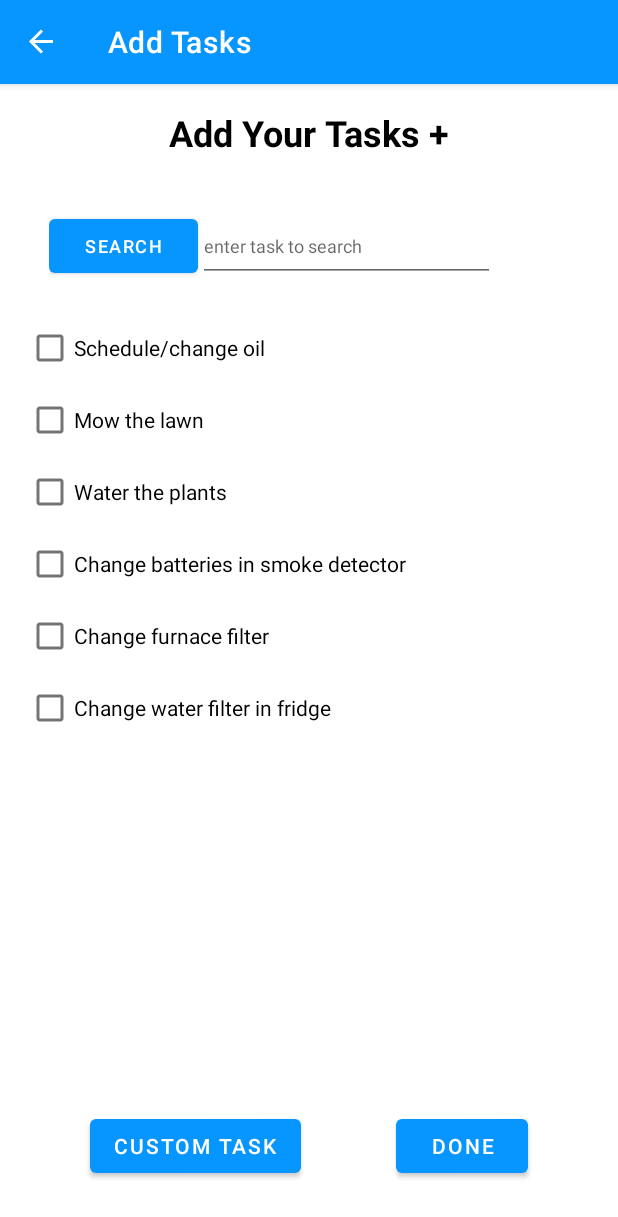
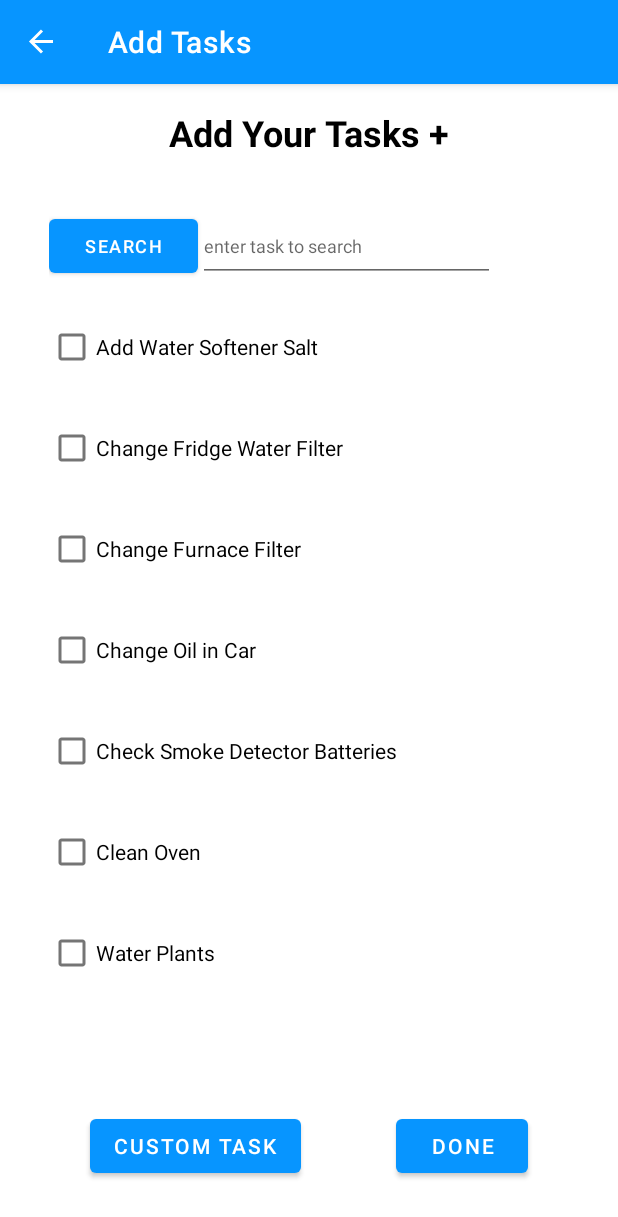
Before and after one commit to kjtetzlaff/Software-Engineering-Household-Reminder-App, an Android app: the addtasks screen opened through its navigation route, on a phone screen of 412 x 824 dp. Shown: the top 1217 px of the screen. Run offline under Robolectric (Android 15) with nearby library versions, the light colour scheme and no system bars; our stand-ins replace Room's generated code, navigation-ui.

Commit message:
Add Tasks Screen Functionality
When checkboxes are clicked on addTasks screen, and then "done" is clicked, the checked tasks are marked as active, and reminders are set for them.

```diff
--- a/Qreminder/app/src/main/java/com/example/qreminder/TaskDAO.java
+++ b/Qreminder/app/src/main/java/com/example/qreminder/TaskDAO.java
@@ -15,8 +15,8 @@ public interface TaskDAO {
     @Insert(onConflict = OnConflictStrategy.REPLACE)
     void insert(Task word);
 
-    @Query("UPDATE task_table SET frequency = :frequency, day = :day, month = :month, year = :year WHERE taskName = :name")
-    void updateTask(String name, int frequency, int day, int month, int year);
+    @Query("UPDATE task_table SET frequency = :frequency, day = :day, month = :month, year = :year, active = :active WHERE taskName = :name")
+    void updateTask(String name, int frequency, int day, int month, int year, int active);
 
     @Query("DELETE FROM task_table WHERE taskName =  :name")
     void deleteTaskByName(String name);
@@ -30,4 +30,8 @@ public interface TaskDAO {
     @Query("SELECT * FROM task_table WHERE active >= 1 ORDER BY year, month, day")
     LiveData<List<Task>> getTaskListByDate();
 
+    @Query("SELECT * FROM task_table ORDER BY taskName")
+    LiveData<List<Task>> getAllTasks();
+
+
 }
--- a/Qreminder/app/src/main/java/com/example/qreminder/TaskListAdapter.java
+++ b/Qreminder/app/src/main/java/com/example/qreminder/TaskListAdapter.java
@@ -1,31 +1,46 @@
 package com.example.qreminder;
 
 import android.view.ViewGroup;
+import android.widget.CompoundButton;
 
 import androidx.annotation.NonNull;
 import androidx.fragment.app.Fragment;
 import androidx.recyclerview.widget.DiffUtil;
 import androidx.recyclerview.widget.ListAdapter;
 
+import java.util.ArrayList;
+import java.util.List;
+
 public class TaskListAdapter extends ListAdapter<Task, TaskViewHolder> {
 
     private int type;
     TaskViewModel tvm;
+    List<Task> checkedTasks;
+    List<Task> uncheckedTasks;
+
     public TaskListAdapter(@NonNull DiffUtil.ItemCallback<Task> diffCallback, int type, TaskViewModel tvm) {
         super(diffCallback);
         this.type = type;
         this.tvm = tvm;
+        checkedTasks = new ArrayList<Task>();
+        uncheckedTasks = new ArrayList<Task>();
+
     }
+
+    public List<Task> getCheckedTasks() { return checkedTasks;  };
+    public List<Task> getUncheckedTasks() { return uncheckedTasks;  };
 
     @Override
     public TaskViewHolder onCreateViewHolder(ViewGroup parent, int viewType) {
-        return TaskViewHolder.create(parent, type);
+        TaskViewHolder tvh = TaskViewHolder.create(parent, type);
+
+        return tvh;
     }
 
     @Override
     public void onBindViewHolder(TaskViewHolder holder, int position) {
         Task current = getItem(position);
-        holder.bind(current, tvm);
+        holder.bind(current, tvm, checkedTasks, uncheckedTasks);
     }
 
     static class TaskDiff extends DiffUtil.ItemCallback<Task> {
@@ -40,4 +55,5 @@ public class TaskListAdapter extends ListAdapter<Task, TaskViewHolder> {
             return oldItem.toString().equals(newItem.toString());
         }
     }
+
 }
--- a/Qreminder/app/src/main/java/com/example/qreminder/TaskRepository.java
+++ b/Qreminder/app/src/main/java/com/example/qreminder/TaskRepository.java
@@ -8,19 +8,25 @@ import java.util.List;
 
 class TaskRepository {
     private TaskDAO myTaskDAO;
-    private LiveData<List<Task>> myTaskList;
+    private LiveData<List<Task>> activeTaskList;
+    private LiveData<List<Task>> inactiveTaskList;
 
 
     TaskRepository(Application application) {
         TaskDatabase db = TaskDatabase.getDatabase(application);
         myTaskDAO = db.taskDAO();
-        myTaskList = myTaskDAO.getTaskListByDate();
+        activeTaskList = myTaskDAO.getTaskListByDate();
+        inactiveTaskList = myTaskDAO.getAllTasks();
+    }
+
+    LiveData<List<Task>> getInactiveTasks() {
+        return inactiveTaskList;
     }
 
     // Room executes all queries on a separate thread.
     // Observed LiveData will notify the observer when the data has changed.
     LiveData<List<Task>> getAllTasks() {
-        return myTaskList;
+        return activeTaskList;
     }
 
     // You must call this on a non-UI thread or your app will throw an exception. Room ensures
@@ -33,7 +39,7 @@ class TaskRepository {
 
     void update(Task task) {
         TaskDatabase.databaseWriteExecutor.execute(() -> {
-            myTaskDAO.updateTask(task.getName(), task.getFrequency(), task.getDay(), task.getMonth(), task.getYear());
+            myTaskDAO.updateTask(task.getName(), task.getFrequency(), task.getDay(), task.getMonth(), task.getYear(), task.getActive());
         });
     }
 
@@ -44,11 +50,12 @@ class TaskRepository {
     }
 
     Task getTaskByName(String name) {
-        for (Task t:myTaskList.getValue()) {
+        for (Task t:activeTaskList.getValue()) {
             if(t.getName() == name) {
                 return t;
             }
         }
         return null;
     }
+
 }
--- a/Qreminder/app/src/main/java/com/example/qreminder/TaskViewHolder.java
+++ b/Qreminder/app/src/main/java/com/example/qreminder/TaskViewHolder.java
@@ -7,6 +7,7 @@ import android.view.View;
 import android.view.ViewGroup;
 import android.widget.Button;
 import android.widget.CheckBox;
+import android.widget.CompoundButton;
 import android.widget.ImageButton;
 import android.widget.TextView;
 
@@ -15,6 +16,8 @@ import androidx.lifecycle.ViewModelProvider;
 import androidx.navigation.Navigation;
 import androidx.navigation.fragment.NavHostFragment;
 import androidx.recyclerview.widget.RecyclerView;
+
+import java.util.List;
 
 public class TaskViewHolder extends RecyclerView.ViewHolder {
 
@@ -26,7 +29,7 @@ public class TaskViewHolder extends RecyclerView.ViewHolder {
         this.type = type;
     }
 
-    public void bind(Task t, TaskViewModel tvm) {
+    public void bind(Task t, TaskViewModel tvm, List<Task> checkedTasks, List<Task> uncheckedTasks) {
         CheckBox checkBox = itemView.findViewById(R.id.task_checkbox);
         checkBox.setText(t.getName());
 
@@ -56,7 +59,26 @@ public class TaskViewHolder extends RecyclerView.ViewHolder {
             });
         }
 
+        if (type == 3) {
+            if(t.getActive() >= 1) {
+                checkBox.setChecked(true);
+            } else {
+                checkBox.setChecked(false);
+            }
 
+            checkBox.setOnCheckedChangeListener(new CompoundButton.OnCheckedChangeListener() {
+                @Override
+                public void onCheckedChanged(CompoundButton buttonView, boolean isChecked) {
+                    if (isChecked){
+                        checkedTasks.add(t);
+                        uncheckedTasks.remove(t);
+                    } else {
+                        uncheckedTasks.add(t);
+                        checkedTasks.remove(t);
+                    }
+                }
+            });
+        }
     }
 
     static TaskViewHolder create(ViewGroup parent, int type) {
@@ -64,11 +86,16 @@ public class TaskViewHolder extends RecyclerView.ViewHolder {
             View view = LayoutInflater.from(parent.getContext())
                     .inflate(R.layout.mytasks_task_item, parent, false);
             return new TaskViewHolder(view, 1);
-        } else {
+        } else if (type == 2) {
             View view = LayoutInflater.from(parent.getContext())
                     .inflate(R.layout.edittasks_task_item, parent, false);
             return new TaskViewHolder(view, 2);
+        } else if (type == 3) {
+            View view = LayoutInflater.from(parent.getContext())
+                    .inflate(R.layout.mytasks_task_item, parent, false);
+            return new TaskViewHolder(view, 3);
         }
+        return null;
     }
 
     public void buildPopUp(Task task, View view, TaskViewModel tvm) {
--- a/Qreminder/app/src/main/java/com/example/qreminder/TaskViewModel.java
+++ b/Qreminder/app/src/main/java/com/example/qreminder/TaskViewModel.java
@@ -5,20 +5,29 @@ import android.app.Application;
 import androidx.lifecycle.AndroidViewModel;
 import androidx.lifecycle.LiveData;
 
+import java.util.Date;
 import java.util.List;
 
 public class TaskViewModel extends AndroidViewModel {
     private TaskRepository repository;
 
-    private final LiveData<List<Task>> taskList;
+    private final LiveData<List<Task>> activeTaskList;
+    private final LiveData<List<Task>> inactiveTaskList;
 
     public TaskViewModel (Application application) {
         super(application);
         repository = new TaskRepository(application);
-        taskList = repository.getAllTasks();
+        activeTaskList = repository.getAllTasks();
+        inactiveTaskList = repository.getInactiveTasks();
     }
 
-    LiveData<List<Task>> getAllTasks() { return taskList; }
+    public boolean databaseCreated() { return activeTaskList != null;  }
+
+    LiveData<List<Task>> getInactiveTasks() {
+        return inactiveTaskList;
+    }
+
+    LiveData<List<Task>> getAllTasks() { return activeTaskList; }
 
     public void insert(Task task) { repository.insert(task); }
 
@@ -27,4 +36,14 @@ public class TaskViewModel extends AndroidViewModel {
     public void delete(String task) {repository.delete(task);  }
 
     public Task getTask(String name) { return repository.getTaskByName(name);  }
+
+    public void initializeDatabase() {
+        repository.insert(new Task("Water Plants", new Date(), 1, 0));
+        repository.insert(new Task("Add Water Softener Salt", new Date(), 60, 0));
+        repository.insert(new Task("Change Furnace Filter", new Date(), 90, 0));
+        repository.insert(new Task("Check Smoke Detector Batteries", new Date(), 365, 0));
+        repository.insert(new Task("Change Fridge Water Filter", new Date(), 180, 0));
+        repository.insert(new Task("Change Oil in Car", new Date(), 90, 0));
+        repository.insert(new Task("Clean Oven", new Date(), 90, 0));
+    }
 }
--- a/Qreminder/app/src/main/java/com/example/qreminder/addtasks.java
+++ b/Qreminder/app/src/main/java/com/example/qreminder/addtasks.java
@@ -4,9 +4,12 @@ import android.os.Bundle;
 
 import androidx.annotation.NonNull;
 import androidx.fragment.app.Fragment;
+import androidx.lifecycle.LiveData;
 import androidx.lifecycle.ViewModelProvider;
 import androidx.navigation.Navigation;
 import androidx.navigation.fragment.NavHostFragment;
+import androidx.recyclerview.widget.LinearLayoutManager;
+import androidx.recyclerview.widget.RecyclerView;
 
 import android.view.LayoutInflater;
 import android.view.View;
@@ -14,17 +17,22 @@ import android.view.ViewGroup;
 
 import com.example.qreminder.databinding.FragmentAddtasksBinding;
 
+import java.util.List;
+
 public class addtasks extends Fragment {
 
     private FragmentAddtasksBinding binding;
     private TaskViewModel tvm;
 
+    private List<Task> taskList;
 
+    private TaskListAdapter adapter;
 
     @Override
     public void onCreate(Bundle savedInstanceState) {
 
         super.onCreate(savedInstanceState);
+
     }
 
     @Override
@@ -33,15 +41,28 @@ public class addtasks extends Fragment {
         // Inflate the layout for this fragment
         binding = FragmentAddtasksBinding.inflate(inflater, container, false);
         tvm = new ViewModelProvider(requireActivity()).get(TaskViewModel.class);
+        taskList = tvm.getAllTasks().getValue();
         return binding.getRoot();
     }
 
     public void onViewCreated(@NonNull View view, Bundle savedInstanceState) {
 
-
         tvm.getAllTasks().observe(getViewLifecycleOwner(), tasks -> {
             // Update the cached copy of the words in the adapter.
+            taskList = tasks;
+        });
 
+        if (taskList == null){
+            tvm.initializeDatabase();
+        }
+
+        RecyclerView addRecyclerView = binding.addRecyclerView;
+        adapter = new TaskListAdapter(new TaskListAdapter.TaskDiff(), 3, tvm);
+        addRecyclerView.setAdapter(adapter);
+        addRecyclerView.setLayoutManager(new LinearLayoutManager(getContext()));
+        tvm.getInactiveTasks().observe(getViewLifecycleOwner(), tasks -> {
+            // Update the cached copy of the words in the adapter.
+            adapter.submitList(tasks);
         });
 
 
@@ -58,6 +79,17 @@ public class addtasks extends Fragment {
         binding.addTasksDone.setOnClickListener(new View.OnClickListener() {
             @Override
             public void onClick(View view) {
+
+                for (Task t:adapter.getCheckedTasks()) {
+                    t.setActive(2);
+                    tvm.update(t);
+                }
+
+                for (Task t:adapter.getUncheckedTasks()) {
+                    t.setActive(0);
+                    tvm.update(t);
+                }
+
                 NavHostFragment.findNavController(addtasks.this)
                         .navigate(R.id.action_Addtasks_to_MyTasks);
             }
--- /dev/null
+++ b/Qreminder/app/src/main/res/layout/addtasks_task_item.xml
@@ -0,0 +1,12 @@
+<?xml version="1.0" encoding="utf-8"?>
+<LinearLayout xmlns:android="http://schemas.android.com/apk/res/android"
+    android:layout_width="match_parent"
+    android:layout_height="wrap_content">
+
+    <CheckBox
+        android:id="@+id/checkBox"
+        android:layout_width="wrap_content"
+        android:layout_height="wrap_content"
+        android:layout_weight="0"
+        android:text="CheckBox" />
+</LinearLayout>
--- a/Qreminder/app/src/main/res/layout/fragment_addtasks.xml
+++ b/Qreminder/app/src/main/res/layout/fragment_addtasks.xml
@@ -51,60 +51,17 @@
 
     </TableRow>
 
-    <ScrollView
-        android:id="@+id/scrollView2"
+    <androidx.recyclerview.widget.RecyclerView
+        android:id="@+id/addRecyclerView"
         android:layout_width="0dp"
-        android:layout_height="wrap_content"
-        android:layout_marginStart="17dp"
-        android:layout_marginTop="20dp"
-        android:layout_marginEnd="17dp"
-        android:scrollbarStyle="insideOverlay"
+        android:layout_height="0dp"
+        android:layout_marginStart="32dp"
+        android:layout_marginEnd="32dp"
+        android:layout_marginBottom="24dp"
+        app:layout_constraintBottom_toTopOf="@+id/add_custom_task"
         app:layout_constraintEnd_toEndOf="parent"
         app:layout_constraintStart_toStartOf="parent"
-        app:layout_constraintTop_toBottomOf="@+id/search_bar">
-
-        <LinearLayout
-            android:layout_width="match_parent"
-            android:layout_height="wrap_content"
-            android:orientation="vertical">
-
-            <CheckBox
-                android:id="@+id/oil_change_task"
-                android:layout_width="match_parent"
-                android:layout_height="wrap_content"
-                android:text="Schedule/change oil " />
-
-            <CheckBox
-                android:id="@+id/mow_lawn_task"
-                android:layout_width="match_parent"
-                android:layout_height="wrap_content"
-                android:text="Mow the lawn" />
-
-            <CheckBox
-                android:id="@+id/water_plants_task"
-                android:layout_width="match_parent"
-                android:layout_height="wrap_content"
-                android:text="Water the plants" />
-
-            <CheckBox
-                android:id="@+id/smoke_detector_task"
-                android:layout_width="match_parent"
-                android:layout_height="wrap_content"
-                android:text="Change batteries in smoke detector" />
-
-            <CheckBox
-                android:id="@+id/furnace_filter_check"
-                android:layout_width="match_parent"
-                android:layout_height="wrap_content"
-                android:text="Change furnace filter" />
-
-            <CheckBox
-                android:id="@+id/water_filter_task"
-                android:layout_width="match_parent"
-                android:layout_height="wrap_content"
-                android:text="Change water filter in fridge" />
-        </LinearLayout>
-    </ScrollView>
+        app:layout_constraintTop_toBottomOf="@+id/search_bar" />
 
     <Button
         android:id="@+id/add_custom_task"
@@ -116,9 +73,7 @@
         app:layout_constraintBottom_toBottomOf="parent"
         app:layout_constraintEnd_toStartOf="@+id/add_tasks_done"
         app:layout_constraintHorizontal_bias="0.229"
-        app:layout_constraintStart_toStartOf="parent"
-        app:layout_constraintTop_toBottomOf="@+id/scrollView2"
-        app:layout_constraintVertical_bias="1.0" />
+        app:layout_constraintStart_toStartOf="parent" />
 
     <Button
         android:id="@+id/add_tasks_done"
@@ -130,7 +85,5 @@
         android:text="Done"
         app:layout_constraintBottom_toBottomOf="parent"
         app:layout_constraintEnd_toEndOf="parent"
-        app:layout_constraintStart_toEndOf="@+id/add_custom_task"
-        app:layout_constraintTop_toBottomOf="@+id/scrollView2"
-        app:layout_constraintVertical_bias="1.0" />
+        app:layout_constraintStart_toEndOf="@+id/add_custom_task" />
 </androidx.constraintlayout.widget.ConstraintLayout>
--- a/Qreminder/app/src/main/res/values/strings.xml
+++ b/Qreminder/app/src/main/res/values/strings.xml
@@ -20,6 +20,8 @@
         <item>Every 30 days</item>
         <item>Every 45 days</item>
         <item>Every 60 days</item>
+        <item>Every 90 days</item>
+        <item>Every 180 days</item>
         <item>Every 365 days</item>
     </string-array>
 
```
